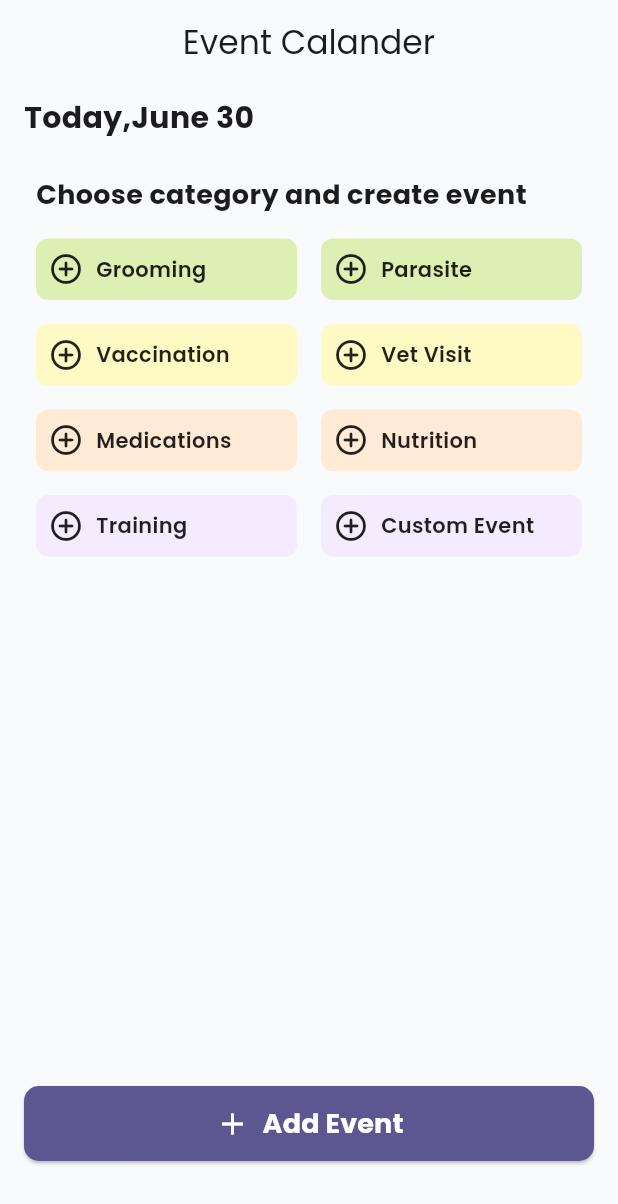
After one commit to Sanjai-R/Pawsome, a Flutter app: the EventScreen screen opened by its route, on a phone screen of 412 x 824 dp. The commit adds this screen. Shown: the top 1204 px of the screen. Run offline on Flutter 3.47's test engine with Material 2 defaults, Android fonts, the phone set to English and light mode, and no system bars; our stand-ins replace date_picker_timeline, dio, form_field_validator, go_router, google_fonts, shared_preferences; accounts and stored records are empty; network calls fail.

Commit message:
feat(frontend): Event Screen Added

```diff
--- a/pawsome_client/lib/SizeConfig.dart
+++ b/pawsome_client/lib/SizeConfig.dart
@@ -7,6 +7,7 @@ class SizeConfig {
   static double? blockSizeHorizontal;
   static double? blockSizeVertical;
 
+
   void init(BuildContext context) {
     _mediaQueryData = MediaQuery.of(context);
     screenWidth = _mediaQueryData!.size.width;
--- /dev/null
+++ b/pawsome_client/lib/core/constant/event_colot_palatte.dart
@@ -0,0 +1,21 @@
+import 'dart:math';
+
+import 'package:flutter/material.dart';
+Color generateLightColor() {
+  // Generate random RGB values
+  List<int> rgbValues = List.generate(3, (index) => Random().nextInt(255));
+
+  // Return a light color with the generated RGB values
+  return Color.fromARGB(255, rgbValues[0], rgbValues[1], rgbValues[2]);
+}
+final EventPallate = {
+  "Grooming": Color(0xFFDDEFB3),
+  "Parasite":Color(0xFFDDEFB3),
+  "Vaccination": Color(0xFFFFF9C4),
+  "Vet Visit": Color(0xFFFFF9C4),
+  "Medications": Color(0xFFFFEAD5),
+  "Nutrition": Color(0xFFFFEAD5),
+  "Training": Color(0xFFF4EBFF),
+  "Custom Event": Color(0xFFF4EBFF),
+
+};
--- a/pawsome_client/lib/main.dart
+++ b/pawsome_client/lib/main.dart
@@ -3,7 +3,6 @@ import 'package:google_fonts/google_fonts.dart';
 import 'package:pawsome_client/provider/auth_provider.dart';
 import 'package:pawsome_client/router/router.dart';
 import 'package:provider/provider.dart';
-import 'package:shared_preferences/shared_preferences.dart';
 
 void main() async {
   WidgetsFlutterBinding.ensureInitialized();
@@ -26,7 +25,7 @@ class MyApp extends StatelessWidget {
   @override
   Widget build(BuildContext context) {
     return MaterialApp.router(
-      title: 'Flutter Demo',
+      title: 'Pawsome',
       debugShowCheckedModeBanner: false,
       theme: ThemeData(
         colorScheme: ColorScheme.fromSeed(
@@ -36,6 +35,7 @@ class MyApp extends StatelessWidget {
         fontFamily: GoogleFonts.poppins().fontFamily,
       ),
       routerConfig: router,
+
     );
   }
 }
--- /dev/null
+++ b/pawsome_client/lib/model/event_model.dart
@@ -0,0 +1,105 @@
+class Event {
+  Event({
+    required this.eventId,
+    required this.petId,
+    required this.eventDateTime,
+    required this.eventTitle,
+    required this.eventDesc,
+    required this.hasReminder,
+    required this.pet,
+  });
+
+  final int? eventId;
+  final int? petId;
+  final DateTime? eventDateTime;
+  final String? eventTitle;
+  final String? eventDesc;
+  final bool? hasReminder;
+  final Pet? pet;
+
+  factory Event.fromJson(Map<String, dynamic> json){
+    return Event(
+      eventId: json["eventId"],
+      petId: json["petId"],
+      eventDateTime: DateTime.tryParse(json["eventDateTime"] ?? ""),
+      eventTitle: json["eventTitle"],
+      eventDesc: json["eventDesc"],
+      hasReminder: json["hasReminder"],
+      pet: json["pet"] == null ? null : Pet.fromJson(json["pet"]),
+    );
+  }
+
+  Map<String, dynamic> toJson() => {
+    "eventId": eventId,
+    "petId": petId,
+    "eventDateTime": eventDateTime?.toIso8601String(),
+    "eventTitle": eventTitle,
+    "eventDesc": eventDesc,
+    "hasReminder": hasReminder,
+    "pet": pet?.toJson(),
+  };
+
+}
+
+class Pet {
+  Pet({
+    required this.petId,
+    required this.name,
+    required this.gender,
+    required this.breed,
+    required this.description,
+    required this.price,
+    required this.birthDate,
+    required this.image,
+    required this.ownerId,
+    required this.categoryId,
+    required this.category,
+    required this.user,
+  });
+
+  final int? petId;
+  final String? name;
+  final String? gender;
+  final String? breed;
+  final String? description;
+  final int? price;
+  final DateTime? birthDate;
+  final String? image;
+  final int? ownerId;
+  final int? categoryId;
+  final dynamic category;
+  final dynamic user;
+
+  factory Pet.fromJson(Map<String, dynamic> json){
+    return Pet(
+      petId: json["petId"],
+      name: json["name"],
+      gender: json["gender"],
+      breed: json["breed"],
+      description: json["description"],
+      price: json["price"],
+      birthDate: DateTime.tryParse(json["birthDate"] ?? ""),
+      image: json["image"],
+      ownerId: json["ownerId"],
+      categoryId: json["categoryId"],
+      category: json["category"],
+      user: json["user"],
+    );
+  }
+
+  Map<String, dynamic> toJson() => {
+    "petId": petId,
+    "name": name,
+    "gender": gender,
+    "breed": breed,
+    "description": description,
+    "price": price,
+    "birthDate": birthDate?.toIso8601String(),
+    "image": image,
+    "ownerId": ownerId,
+    "categoryId": categoryId,
+    "category": category,
+    "user": user,
+  };
+
+}
--- a/pawsome_client/lib/provider/auth_provider.dart
+++ b/pawsome_client/lib/provider/auth_provider.dart
@@ -89,7 +89,7 @@ class AuthProvider extends ChangeNotifier {
   }
 
   Future<dynamic> verifyOtp(String email,String otp) async {
-    final res = await AuthService.verifyOtp(email,"${otp}5");
+    final res = await AuthService.verifyOtp(email,otp);
     notifyListeners();
     if (res != null) {
       return {'status': true, 'message': 'Otp verified Successfully'};
@@ -101,7 +101,6 @@ class AuthProvider extends ChangeNotifier {
   Future<dynamic> resetPassword(String email,String password) async {
     final res = await AuthService.resetPassword(email,password);
     notifyListeners();
-    print("res $res email $email password $password");
     if (res != null) {
       return {'status': true, 'message': 'Password reset Successfully'};
     } else {
--- a/pawsome_client/lib/router/router.dart
+++ b/pawsome_client/lib/router/router.dart
@@ -3,6 +3,8 @@ import 'package:flutter/material.dart';
 import 'package:go_router/go_router.dart';
 import 'package:pawsome_client/screens/auth/login.dart';
 import 'package:pawsome_client/screens/auth/sign_up_screen.dart';
+import 'package:pawsome_client/screens/events/add_event.dart';
+import 'package:pawsome_client/screens/events/event_screen.dart';
 import 'package:pawsome_client/screens/forgot_password/forgot_password.dart';
 import 'package:pawsome_client/screens/forgot_password/otp_verification.dart';
 import 'package:pawsome_client/screens/forgot_password/reset_password.dart';
@@ -13,32 +15,51 @@ import 'package:shared_preferences/shared_preferences.dart';
 final GoRouter router = GoRouter(
   routes: <RouteBase>[
     GoRoute(
-      path: '/',
+      path: '/Onboard',
       builder: (BuildContext context, GoRouterState state) => const OnBoard(),
     ),
     GoRoute(
       path: '/login',
-      builder: (BuildContext context, GoRouterState state) => const LoginScreen(),
+      builder: (BuildContext context, GoRouterState state) =>
+          const LoginScreen(),
     ),
     GoRoute(
       path: '/signup',
-      builder: (BuildContext context, GoRouterState state) => const SignUpScreen(),
+      builder: (BuildContext context, GoRouterState state) =>
+          const SignUpScreen(),
     ),
     GoRoute(
-      path: '/home',
-      builder: (BuildContext context, GoRouterState state) => const HomeScreen(),
+      path: '/',
+      builder: (BuildContext context, GoRouterState state) =>
+          const HomeScreen(),
+    ),
+    GoRoute(
+      path: '/event',
+      builder: (BuildContext context, GoRouterState state) =>
+          const EventScreen(),
+      routes: [
+        GoRoute(
+          path: 'add',
+          builder: (BuildContext context, GoRouterState state) =>
+          const AddEvent(),
+        ),
+
+      ],
     ),
     GoRoute(
       path: '/forgot-password',
-      builder: (BuildContext context, GoRouterState state) => const ForgotPassword(),
+      builder: (BuildContext context, GoRouterState state) =>
+          const ForgotPassword(),
       routes: [
         GoRoute(
           path: 'verify-otp',
-          builder: (BuildContext context, GoRouterState state) => const OtpPage(),
+          builder: (BuildContext context, GoRouterState state) =>
+              const OtpPage(),
         ),
         GoRoute(
           path: 'reset-password',
-          builder: (BuildContext context, GoRouterState state) => const ResetPassword(),
+          builder: (BuildContext context, GoRouterState state) =>
+              const ResetPassword(),
         ),
       ],
     ),
@@ -47,9 +68,8 @@ final GoRouter router = GoRouter(
     final isViewed = await _checkViewedStatus();
     final isLoggedIn = await _checkAuth();
     final currentPath = state.location.toString();
-
     if (!isViewed) {
-      return '/';
+      return '/onboard';
     } else if (!isLoggedIn) {
       if (currentPath == '/signup') {
         return '/signup';
@@ -70,6 +90,7 @@ final GoRouter router = GoRouter(
 Future<bool> _checkViewedStatus() async {
   SharedPreferences prefs = await SharedPreferences.getInstance();
   bool? isViewed = prefs.getBool("onBoard");
+
   return isViewed ?? false;
 }
 
--- /dev/null
+++ b/pawsome_client/lib/screens/events/components/event_category_list.dart
@@ -0,0 +1,59 @@
+import 'dart:math';
+
+import 'package:flutter/material.dart';
+import 'package:pawsome_client/core/constant/event_colot_palatte.dart';
+
+class EventCategoryList extends StatelessWidget {
+  final List<String> categories;
+
+  const EventCategoryList({Key? key, required this.categories})
+      : super(key: key);
+
+  @override
+  Widget build(BuildContext context) {
+    return Column(
+      crossAxisAlignment: CrossAxisAlignment.start,
+      children: [
+        const Padding(
+          padding: const EdgeInsets.only(left: 8.0, top: 16.0, bottom: 8.0),
+          child: Text(
+            "Choose category and create event",
+            style: TextStyle(fontWeight: FontWeight.bold, fontSize: 18),
+          ),
+        ),
+        Expanded(
+          child: GridView.builder(
+            // shrinkWrap: true,
+            gridDelegate: const SliverGridDelegateWithFixedCrossAxisCount(
+                crossAxisCount: 2, childAspectRatio: 1 / 0.3),
+            itemBuilder: (context, index) {
+              return Container(
+                decoration: BoxDecoration(
+                  borderRadius: BorderRadius.circular(8.0),
+                  color: EventPallate[categories[index]],
+                ),
+                margin: EdgeInsets.all(8),
+                padding: EdgeInsets.all(8.0),
+                height: 15,
+                child: Row(
+                  children: [
+                    Icon(Icons.add_circle_outline_rounded),
+                    SizedBox(width: 8.0),
+                    Text(
+                      categories[index],
+                      style: const TextStyle(
+                        fontSize: 14,
+                        fontWeight: FontWeight.w600,
+                        color: Colors.black87,),
+                    ),
+                  ],
+                ),
+              );
+            },
+            itemCount: categories.length,
+          ),
+        ),
+      ],
+    );
+  }
+}
--- /dev/null
+++ b/pawsome_client/lib/screens/events/event_screen.dart
@@ -0,0 +1,110 @@
+import 'package:flutter/cupertino.dart';
+import 'package:flutter/material.dart';
+import 'package:go_router/go_router.dart';
+import 'package:intl/intl.dart';
+import 'package:pawsome_client/core/constant/constant.dart';
+import 'package:pawsome_client/screens/events/components/event_category_list.dart';
+import 'package:pawsome_client/screens/events/components/event_container.dart';
+
+class EventScreen extends StatefulWidget {
+  const EventScreen({super.key});
+
+  @override
+  State<EventScreen> createState() => _EventScreenState();
+}
+
+class _EventScreenState extends State<EventScreen> {
+  final List<String> _list = [
+    "Grooming",
+    "Parasite",
+    "Vaccination",
+    "Vet Visit",
+    "Medications",
+    "Nutrition",
+    "Training",
+    "Custom Event"
+  ];
+
+  @override
+  Widget build(BuildContext context) {
+    return Scaffold(
+      // resizeToAvoidBottomInset: false,
+      backgroundColor: Color(0xffF9FAFB),
+      appBar: AppBar(
+        title: Text("Event Calander"),
+        centerTitle: true,
+        backgroundColor: Color(0xffF9FAFB),
+      ),
+      body: Container(
+        padding: const EdgeInsets.symmetric(horizontal: defaultPadding),
+        // height: MediaQuery.of(context).size.height,
+        child: Column(
+          mainAxisAlignment: MainAxisAlignment.spaceEvenly,
+          children: [
+            Padding(
+              padding: const EdgeInsets.symmetric(vertical: 8.0),
+              child: Row(
+                children: [
+                  Row(
+                    crossAxisAlignment: CrossAxisAlignment.start,
+                    children: [
+                      Text("Today,", style: headingStyle),
+                      Text(
+                        DateFormat.MMMMd().format(DateTime.now()),
+                        style: headingStyle,
+                      ),
+                    ],
+                  )
+                ],
+              ),
+            ),
+            // EventList(),
+            Expanded(child: EventCategoryList(categories: _list)),
+            Padding(
+              padding: const EdgeInsets.only(bottom: 50),
+              child: SizedBox(
+                width: double.infinity,
+                child: FilledButton.icon(
+                  style: FilledButton.styleFrom(
+                      shape: RoundedRectangleBorder(
+                        borderRadius: BorderRadius.circular(10),
+                      ),
+                      elevation: 1,
+                      padding: EdgeInsets.symmetric(vertical: 12)),
+                  onPressed: () {
+                    context.go('/event/add');
+                  },
+                  icon: Icon(
+                    Icons.add,
+                    size: 24,
+                  ),
+                  label: Text(
+                    "Add Event",
+                    style: TextStyle(
+                      fontSize: 18,
+                      fontWeight: FontWeight.bold,
+                      color: Colors.white,
+                    ),
+                  ),
+                ),
+              ),
+            )
+            // EventCategoryList(events: _list)
+          ],
+        ),
+      ),
+    );
+  }
+
+  TextStyle get subheadingStyle {
+    return const TextStyle(
+      fontSize: 20,
+      fontWeight: FontWeight.w600,
+      color: Colors.grey,
+    );
+  }
+
+  TextStyle get headingStyle {
+    return const TextStyle(fontSize: 20, fontWeight: FontWeight.bold);
+  }
+}
--- a/pawsome_client/lib/screens/forgot_password/forgot_password.dart
+++ b/pawsome_client/lib/screens/forgot_password/forgot_password.dart
@@ -1,9 +1,10 @@
+// ignore_for_file: use_build_context_synchronously
+
 import 'package:flutter/cupertino.dart';
 import 'package:flutter/material.dart';
 import 'package:go_router/go_router.dart';
 import 'package:pawsome_client/core/constant/constant.dart';
 import 'package:pawsome_client/provider/auth_provider.dart';
-import 'package:pawsome_client/widgets/custom_button.dart';
 import 'package:pawsome_client/widgets/custom_form_field.dart';
 import 'package:provider/provider.dart';
 
--- a/pawsome_client/lib/screens/forgot_password/reset_password.dart
+++ b/pawsome_client/lib/screens/forgot_password/reset_password.dart
@@ -27,6 +27,7 @@ class _ResetPasswordState extends State<ResetPassword> {
         content: Text('Password and Confirm Password does not match'),
         backgroundColor: Colors.red,
       ));
+
     } else {
       setState(() {
         _isLoading = true;
--- a/pawsome_client/lib/screens/home_screen.dart
+++ b/pawsome_client/lib/screens/home_screen.dart
@@ -23,7 +23,6 @@ class _HomeScreenState extends State<HomeScreen> {
   Widget build(BuildContext context) {
     return Scaffold(
       body: Center(
-
         child: Column(
           mainAxisAlignment:
           MainAxisAlignment.center,
@@ -43,6 +42,12 @@ class _HomeScreenState extends State<HomeScreen> {
               },
               child: const Text('Logout'),
             ),
+            ElevatedButton(
+              onPressed: () {
+                context.go('/event');
+              },
+              child: const Text('Event'),
+            ),
           ],
         ),
       ),
--- a/pawsome_client/pubspec.yaml
+++ b/pawsome_client/pubspec.yaml
@@ -41,6 +41,8 @@ dependencies:
   shared_preferences: ^2.0.5
   form_field_validator: ^1.1.0
   dio: ^5.2.1+1
+  date_picker_timeline: ^1.2.5
+  intl: ^0.18.1
 
 dev_dependencies:
   flutter_test:
```
Also changed, not shown: pawsome_client/lib/provider/event_provider.dart (added, +14 -0 lines), pawsome_client/lib/screens/events/add_event.dart (added, +202 -0 lines), pawsome_client/lib/screens/events/components/event_container.dart (added, +111 -0 lines), pawsome_client/lib/services/event.service.dart (added, +18 -0 lines), pawsome_client/lib/widgets/custom_form_field.dart (+7 -2 lines), pawsome_client/lib/core/constant/constant.dart (line endings or trailing spaces), pawsome_client/pubspec.lock.
